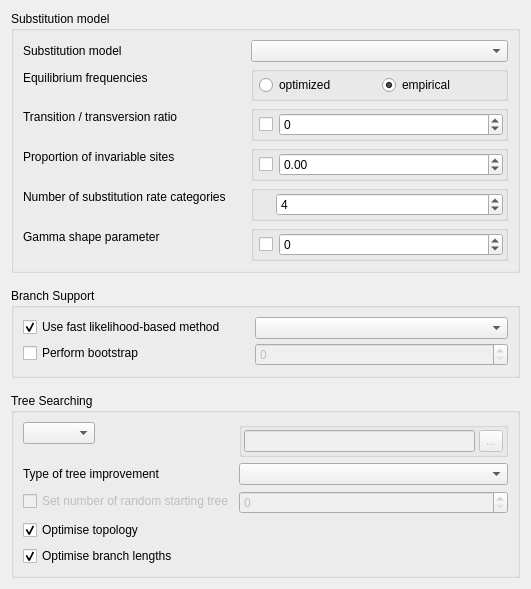
Qt form src/plugins/external_tool_support/src/ui/PhyMLDialog.ui (violethaze74/ugene) before a commit.
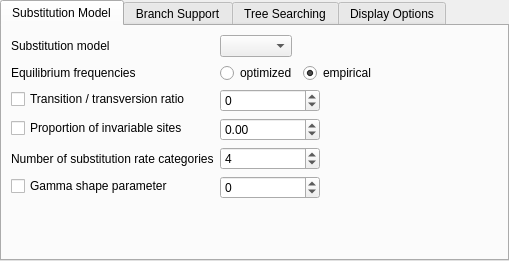
The same form after that commit. Custom widgets are drawn as their Qt base class.

Commit message: UGENE-4650: Build Tree menu taller than screen, unusable Dialogs were redesigned.

```diff
--- a/src/plugins/external_tool_support/src/ui/PhyMLDialog.ui
+++ b/src/plugins/external_tool_support/src/ui/PhyMLDialog.ui
@@ -12,8 +12,8 @@
    <rect>
     <x>0</x>
     <y>0</y>
-    <width>531</width>
-    <height>551</height>
+    <width>509</width>
+    <height>261</height>
    </rect>
   </property>
   <property name="minimumSize">
@@ -30,73 +30,81 @@
   </property>
   <layout class="QVBoxLayout" name="verticalLayout">
    <property name="spacing">
-    <number>15</number>
+    <number>-1</number>
    </property>
    <property name="sizeConstraint">
     <enum>QLayout::SetMinAndMaxSize</enum>
    </property>
+   <property name="leftMargin">
+    <number>0</number>
+   </property>
+   <property name="topMargin">
+    <number>0</number>
+   </property>
+   <property name="rightMargin">
+    <number>0</number>
+   </property>
+   <property name="bottomMargin">
+    <number>0</number>
+   </property>
    <item>
-    <widget class="QGroupBox" name="subModelGroup">
-     <property name="title">
-      <string>Substitution model</string>
+    <widget class="QTabWidget" name="twSettings">
+     <property name="sizePolicy">
+      <sizepolicy hsizetype="Preferred" vsizetype="Expanding">
+       <horstretch>0</horstretch>
+       <verstretch>0</verstretch>
+      </sizepolicy>
      </property>
-     <layout class="QFormLayout" name="formLayout_2">
+     <property name="currentIndex">
+      <number>0</number>
+     </property>
+     <widget class="QWidget" name="substitutionModel">
+      <attribute name="title">
+       <string>Substitution Model</string>
+      </attribute>
+      <layout class="QFormLayout" name="formLayout_4">
       <property name="sizeConstraint">
        <enum>QLayout::SetMinAndMaxSize</enum>
       </property>
-      <property name="horizontalSpacing">
-       <number>25</number>
-      </property>
-      <property name="verticalSpacing">
-       <number>4</number>
-      </property>
-      <item row="0" column="0">
+       <property name="fieldGrowthPolicy">
+        <enum>QFormLayout::ExpandingFieldsGrow</enum>
+       </property>
+       <item row="1" column="0">
+        <layout class="QHBoxLayout" name="horizontalLayout_9">
+         <item>
        <widget class="QLabel" name="subModel">
         <property name="text">
          <string>Substitution model</string>
         </property>
        </widget>
       </item>
-      <item row="0" column="1">
+        </layout>
+       </item>
+       <item row="1" column="1">
        <widget class="QComboBox" name="subModelCombo">
-        <property name="minimumSize">
-         <size>
-          <width>0</width>
-          <height>0</height>
-         </size>
+         <property name="sizePolicy">
+          <sizepolicy hsizetype="Preferred" vsizetype="Fixed">
+           <horstretch>0</horstretch>
+           <verstretch>0</verstretch>
+          </sizepolicy>
         </property>
        </widget>
       </item>
-      <item row="1" column="0">
+       <item row="2" column="0">
+        <layout class="QHBoxLayout" name="horizontalLayout_11">
+         <item>
        <widget class="QLabel" name="equilFreqLabel">
         <property name="text">
          <string>Equilibrium frequencies</string>
         </property>
        </widget>
       </item>
-      <item row="1" column="1">
-       <widget class="QGroupBox" name="groupBox_2">
-        <property name="title">
-         <string/>
-        </property>
-        <layout class="QHBoxLayout" name="horizontalLayout">
-         <property name="spacing">
-          <number>5</number>
-         </property>
-         <property name="sizeConstraint">
-          <enum>QLayout::SetMinAndMaxSize</enum>
-         </property>
+        </layout>
+       </item>
+       <item row="2" column="1">
+        <layout class="QHBoxLayout" name="horizontalLayout_16">
          <property name="leftMargin">
-          <number>5</number>
-         </property>
-         <property name="topMargin">
-          <number>3</number>
-         </property>
-         <property name="rightMargin">
-          <number>5</number>
-         </property>
-         <property name="bottomMargin">
-          <number>3</number>
+          <number>0</number>
          </property>
          <item>
           <widget class="QRadioButton" name="freqOptimRadio">
@@ -116,38 +124,11 @@
           </widget>
          </item>
         </layout>
-       </widget>
-      </item>
-      <item row="2" column="0">
-       <widget class="QLabel" name="label_6">
-        <property name="text">
-         <string>Transition / transversion ratio </string>
-        </property>
-       </widget>
-      </item>
-      <item row="2" column="1">
-       <widget class="QGroupBox" name="groupBox_6">
-        <property name="title">
-         <string/>
-        </property>
-        <layout class="QHBoxLayout" name="horizontalLayout_5">
-         <property name="sizeConstraint">
-          <enum>QLayout::SetMinAndMaxSize</enum>
-         </property>
-         <property name="leftMargin">
-          <number>5</number>
-         </property>
-         <property name="topMargin">
-          <number>2</number>
-         </property>
-         <property name="rightMargin">
-          <number>2</number>
-         </property>
-         <property name="bottomMargin">
-          <number>2</number>
-         </property>
+       </item>
+       <item row="4" column="0">
+        <layout class="QHBoxLayout" name="horizontalLayout_13">
          <item>
-          <widget class="QCheckBox" name="tranCheckBox">
+          <widget class="QCheckBox" name="sitesCheckBox">
            <property name="sizePolicy">
             <sizepolicy hsizetype="Fixed" vsizetype="Fixed">
              <horstretch>0</horstretch>
@@ -158,77 +139,75 @@
             <string>Check to set user value. 
 Uncheck to get the maximum likelihood estimate.</string>
            </property>
-           <property name="text">
-            <string/>
-           </property>
-          </widget>
-         </item>
-         <item>
-          <widget class="QSpinBox" name="tranSpinBox">
-           <property name="specialValueText">
-            <string>estimated </string>
-           </property>
-           <property name="minimum">
-            <number>-1</number>
-           </property>
-           <property name="maximum">
-            <number>990000</number>
-           </property>
-           <property name="value">
-            <number>0</number>
-           </property>
-          </widget>
-         </item>
-        </layout>
-       </widget>
-      </item>
-      <item row="3" column="0">
-       <widget class="QLabel" name="label_7">
         <property name="text">
          <string>Proportion of invariable sites</string>
         </property>
        </widget>
       </item>
+        </layout>
+       </item>
+       <item row="5" column="0">
+        <layout class="QHBoxLayout" name="horizontalLayout_14">
+         <item>
+          <widget class="QLabel" name="label_8">
+           <property name="text">
+            <string>Number of substitution rate categories</string>
+           </property>
+          </widget>
+         </item>
+        </layout>
+       </item>
+       <item row="6" column="0">
+        <layout class="QHBoxLayout" name="horizontalLayout_15">
+         <item>
+          <widget class="QCheckBox" name="gammaCheckBox">
+           <property name="sizePolicy">
+            <sizepolicy hsizetype="Fixed" vsizetype="Fixed">
+             <horstretch>0</horstretch>
+             <verstretch>0</verstretch>
+            </sizepolicy>
+           </property>
+           <property name="toolTip">
+            <string>Check to set user value. 
+Uncheck to get the maximum likelihood estimate.</string>
+           </property>
+           <property name="text">
+            <string>Gamma shape parameter</string>
+           </property>
+          </widget>
+         </item>
+        </layout>
+       </item>
       <item row="3" column="1">
-       <widget class="QGroupBox" name="groupBox_7">
-        <property name="title">
-         <string/>
-        </property>
-        <layout class="QHBoxLayout" name="horizontalLayout_6">
-         <property name="sizeConstraint">
-          <enum>QLayout::SetMinAndMaxSize</enum>
+        <widget class="QSpinBox" name="tranSpinBox">
+         <property name="minimumSize">
+          <size>
+           <width>100</width>
+           <height>0</height>
+          </size>
+         </property>
+         <property name="specialValueText">
+          <string>estimated </string>
          </property>
-         <property name="leftMargin">
-          <number>5</number>
+         <property name="minimum">
+          <number>-1</number>
          </property>
-         <property name="topMargin">
-          <number>2</number>
+         <property name="maximum">
+          <number>990000</number>
          </property>
-         <property name="rightMargin">
-          <number>2</number>
-         </property>
-         <property name="bottomMargin">
-          <number>2</number>
-         </property>
-         <item>
-          <widget class="QCheckBox" name="sitesCheckBox">
-           <property name="sizePolicy">
-            <sizepolicy hsizetype="Fixed" vsizetype="Fixed">
-             <horstretch>0</horstretch>
-             <verstretch>0</verstretch>
-            </sizepolicy>
-           </property>
-           <property name="toolTip">
-            <string>Check to set user value. 
-Uncheck to get the maximum likelihood estimate.</string>
-           </property>
-           <property name="text">
-            <string/>
+         <property name="value">
+          <number>0</number>
            </property>
           </widget>
          </item>
-         <item>
+       <item row="4" column="1">
           <widget class="QDoubleSpinBox" name="sitesSpinBox">
+         <property name="minimumSize">
+          <size>
+           <width>100</width>
+           <height>0</height>
+          </size>
+         </property>
            <property name="specialValueText">
             <string>estimated </string>
            </property>
@@ -246,44 +225,7 @@
            </property>
           </widget>
          </item>
-        </layout>
-       </widget>
-      </item>
-      <item row="4" column="0">
-       <widget class="QLabel" name="label_8">
-        <property name="text">
-         <string>Number of substitution rate categories</string>
-        </property>
-       </widget>
-      </item>
-      <item row="4" column="1">
-       <widget class="QGroupBox" name="groupBox_3">
-        <property name="sizePolicy">
-         <sizepolicy hsizetype="Preferred" vsizetype="Fixed">
-          <horstretch>0</horstretch>
-          <verstretch>0</verstretch>
-         </sizepolicy>
-        </property>
-        <property name="title">
-         <string/>
-        </property>
-        <layout class="QHBoxLayout" name="horizontalLayout_2" stretch="0">
-         <property name="sizeConstraint">
-          <enum>QLayout::SetMinAndMaxSize</enum>
-         </property>
-         <property name="leftMargin">
-          <number>22</number>
-         </property>
-         <property name="topMargin">
-          <number>2</number>
-         </property>
-         <property name="rightMargin">
-          <number>2</number>
-         </property>
-         <property name="bottomMargin">
-          <number>2</number>
-         </property>
-         <item>
+       <item row="5" column="1">
           <widget class="QSpinBox" name="substitutionSpinBox">
            <property name="sizePolicy">
             <sizepolicy hsizetype="Minimum" vsizetype="Fixed">
@@ -293,7 +235,7 @@
            </property>
            <property name="minimumSize">
             <size>
-             <width>0</width>
+           <width>100</width>
              <height>0</height>
             </size>
            </property>
@@ -311,56 +253,14 @@
            </property>
           </widget>
          </item>
-        </layout>
-       </widget>
-      </item>
-      <item row="5" column="0">
-       <widget class="QLabel" name="modelLabel3">
-        <property name="text">
-         <string>Gamma shape parameter</string>
-        </property>
-       </widget>
-      </item>
-      <item row="5" column="1">
-       <widget class="QGroupBox" name="gammaGroupBox">
-        <property name="title">
-         <string/>
-        </property>
-        <layout class="QHBoxLayout" name="horizontalLayout_7">
-         <property name="sizeConstraint">
-          <enum>QLayout::SetMinAndMaxSize</enum>
-         </property>
-         <property name="leftMargin">
-          <number>5</number>
-         </property>
-         <property name="topMargin">
-          <number>2</number>
-         </property>
-         <property name="rightMargin">
-          <number>2</number>
-         </property>
-         <property name="bottomMargin">
-          <number>2</number>
-         </property>
-         <item>
-          <widget class="QCheckBox" name="gammaCheckBox">
-           <property name="sizePolicy">
-            <sizepolicy hsizetype="Fixed" vsizetype="Fixed">
-             <horstretch>0</horstretch>
-             <verstretch>0</verstretch>
-            </sizepolicy>
-           </property>
-           <property name="toolTip">
-            <string>Check to set user value. 
-Uncheck to get the maximum likelihood estimate.</string>
-           </property>
-           <property name="text">
-            <string/>
-           </property>
-          </widget>
-         </item>
-         <item>
+       <item row="6" column="1">
           <widget class="QSpinBox" name="gammaSpinBox">
+         <property name="minimumSize">
+          <size>
+           <width>100</width>
+           <height>0</height>
+          </size>
+         </property>
            <property name="specialValueText">
             <string>estimated </string>
            </property>
@@ -375,35 +275,48 @@
            </property>
           </widget>
          </item>
-        </layout>
-       </widget>
-      </item>
-     </layout>
-    </widget>
-   </item>
+       <item row="3" column="0">
+        <layout class="QHBoxLayout" name="horizontalLayout_12">
    <item>
-    <widget class="QGroupBox" name="groupBox">
-     <property name="title">
+          <widget class="QCheckBox" name="tranCheckBox">
+           <property name="sizePolicy">
+            <sizepolicy hsizetype="Fixed" vsizetype="Fixed">
+             <horstretch>0</horstretch>
+             <verstretch>0</verstretch>
+            </sizepolicy>
+           </property>
+           <property name="toolTip">
+            <string>Check to set user value. 
+Uncheck to get the maximum likelihood estimate.</string>
+           </property>
+           <property name="text">
+            <string>Transition / transversion ratio </string>
+           </property>
+          </widget>
+         </item>
+        </layout>
+       </item>
+      </layout>
+     </widget>
+     <widget class="QWidget" name="branchSupport">
+      <attribute name="title">
       <string>Branch Support</string>
-     </property>
-     <property name="checkable">
-      <bool>false</bool>
-     </property>
-     <layout class="QFormLayout" name="formLayout">
+      </attribute>
+      <layout class="QFormLayout" name="formLayout_2">
       <property name="sizeConstraint">
        <enum>QLayout::SetMinAndMaxSize</enum>
       </property>
       <property name="fieldGrowthPolicy">
-       <enum>QFormLayout::AllNonFixedFieldsGrow</enum>
-      </property>
-      <property name="horizontalSpacing">
-       <number>29</number>
-      </property>
-      <property name="verticalSpacing">
-       <number>4</number>
+        <enum>QFormLayout::ExpandingFieldsGrow</enum>
       </property>
       <item row="0" column="0">
        <widget class="QCheckBox" name="fastMethodCheckbox">
+         <property name="sizePolicy">
+          <sizepolicy hsizetype="Minimum" vsizetype="MinimumExpanding">
+           <horstretch>0</horstretch>
+           <verstretch>0</verstretch>
+          </sizepolicy>
+         </property>
         <property name="text">
          <string>Use fast likelihood-based method</string>
         </property>
@@ -419,10 +332,23 @@
        </widget>
       </item>
       <item row="0" column="1">
-       <widget class="QComboBox" name="fastMethodCombo"/>
+        <widget class="QComboBox" name="fastMethodCombo">
+         <property name="sizePolicy">
+          <sizepolicy hsizetype="Expanding" vsizetype="Fixed">
+           <horstretch>0</horstretch>
+           <verstretch>0</verstretch>
+          </sizepolicy>
+         </property>
+        </widget>
       </item>
       <item row="1" column="0">
        <widget class="QCheckBox" name="bootstrapCheckBox">
+         <property name="sizePolicy">
+          <sizepolicy hsizetype="Minimum" vsizetype="Expanding">
+           <horstretch>0</horstretch>
+           <verstretch>0</verstretch>
+          </sizepolicy>
+         </property>
         <property name="text">
          <string>Perform bootstrap</string>
         </property>
@@ -449,26 +375,23 @@
       </item>
      </layout>
     </widget>
-   </item>
-   <item>
-    <widget class="QGroupBox" name="groupBox_4">
-     <property name="title">
+     <widget class="QWidget" name="treeSearching">
+      <attribute name="title">
       <string>Tree Searching</string>
-     </property>
-     <layout class="QFormLayout" name="formLayout_3">
+      </attribute>
+      <layout class="QFormLayout" name="formLayout">
       <property name="sizeConstraint">
        <enum>QLayout::SetMinAndMaxSize</enum>
       </property>
       <property name="fieldGrowthPolicy">
-       <enum>QFormLayout::AllNonFixedFieldsGrow</enum>
-      </property>
-      <property name="horizontalSpacing">
-       <number>5</number>
-      </property>
-      <property name="verticalSpacing">
-       <number>6</number>
+        <enum>QFormLayout::ExpandingFieldsGrow</enum>
       </property>
       <item row="0" column="0">
+        <layout class="QHBoxLayout" name="horizontalLayout_3">
+         <property name="sizeConstraint">
+          <enum>QLayout::SetMinAndMaxSize</enum>
+         </property>
+         <item>
        <widget class="QComboBox" name="treeTypesCombo">
         <property name="sizePolicy">
          <sizepolicy hsizetype="Preferred" vsizetype="Fixed">
@@ -490,6 +413,8 @@
         </property>
        </widget>
       </item>
+        </layout>
+       </item>
       <item row="0" column="1">
        <widget class="QGroupBox" name="inputTreeGroupBox">
         <property name="enabled">
@@ -511,7 +436,16 @@
          <property name="sizeConstraint">
           <enum>QLayout::SetMinAndMaxSize</enum>
          </property>
-         <property name="margin">
+          <property name="leftMargin">
+           <number>2</number>
+          </property>
+          <property name="topMargin">
+           <number>2</number>
+          </property>
+          <property name="rightMargin">
+           <number>2</number>
+          </property>
+          <property name="bottomMargin">
           <number>2</number>
          </property>
          <item>
@@ -541,6 +475,8 @@
        </widget>
       </item>
       <item row="1" column="0">
+        <layout class="QHBoxLayout" name="horizontalLayout_8">
+         <item>
        <widget class="QLabel" name="label_2">
         <property name="text">
          <string>Type of tree improvement</string>
@@ -550,8 +486,21 @@
         </property>
        </widget>
       </item>
-      <item row="1" column="1">
-       <widget class="QComboBox" name="treeImprovementsCombo"/>
+        </layout>
+       </item>
+       <item row="2" column="0">
+        <layout class="QHBoxLayout" name="horizontalLayout_4">
+         <item>
+          <widget class="QCheckBox" name="treeNumbersCheckbox">
+           <property name="enabled">
+            <bool>false</bool>
+           </property>
+           <property name="text">
+            <string>Set number of random starting tree</string>
+           </property>
+          </widget>
+         </item>
+        </layout>
       </item>
       <item row="2" column="1">
        <widget class="QSpinBox" name="treeNumbersSpinBox">
@@ -580,21 +529,53 @@
         </property>
        </widget>
       </item>
-      <item row="2" column="0">
-       <widget class="QCheckBox" name="treeNumbersCheckbox">
-        <property name="enabled">
-         <bool>false</bool>
-        </property>
-        <property name="text">
-         <string>Set number of random starting tree</string>
-        </property>
+       <item row="1" column="1">
+        <widget class="QComboBox" name="treeImprovementsCombo">
+         <property name="sizePolicy">
+          <sizepolicy hsizetype="Preferred" vsizetype="Fixed">
+           <horstretch>0</horstretch>
+           <verstretch>0</verstretch>
+          </sizepolicy>
+         </property>
        </widget>
       </item>
      </layout>
     </widget>
-   </item>
-  </layout>
- </widget>
+     <widget class="QWidget" name="displayOptionsTab">
+      <attribute name="title">
+       <string>Display Options</string>
+      </attribute>
+      <layout class="QVBoxLayout" name="verticalLayout_2">
+       <item>
+        <widget class="U2::PhyTreeDisplayOptionsWidget" name="displayOptions" native="true"/>
+       </item>
+       <item>
+        <spacer name="verticalSpacer">
+         <property name="orientation">
+          <enum>Qt::Vertical</enum>
+         </property>
+         <property name="sizeHint" stdset="0">
+          <size>
+           <width>20</width>
+           <height>40</height>
+          </size>
+         </property>
+        </spacer>
+       </item>
+      </layout>
+     </widget>
+    </widget>
+   </item>
+  </layout>
+ </widget>
+ <customwidgets>
+  <customwidget>
+   <class>U2::PhyTreeDisplayOptionsWidget</class>
+   <extends>QWidget</extends>
+   <header location="global">U2View/PhyTreeDisplayOptionsWidget.h</header>
+   <container>1</container>
+  </customwidget>
+ </customwidgets>
  <resources/>
  <connections/>
 </ui>
```
Lines whose indentation alone changed are shown as unchanged. The commit also changes 30 other files.
